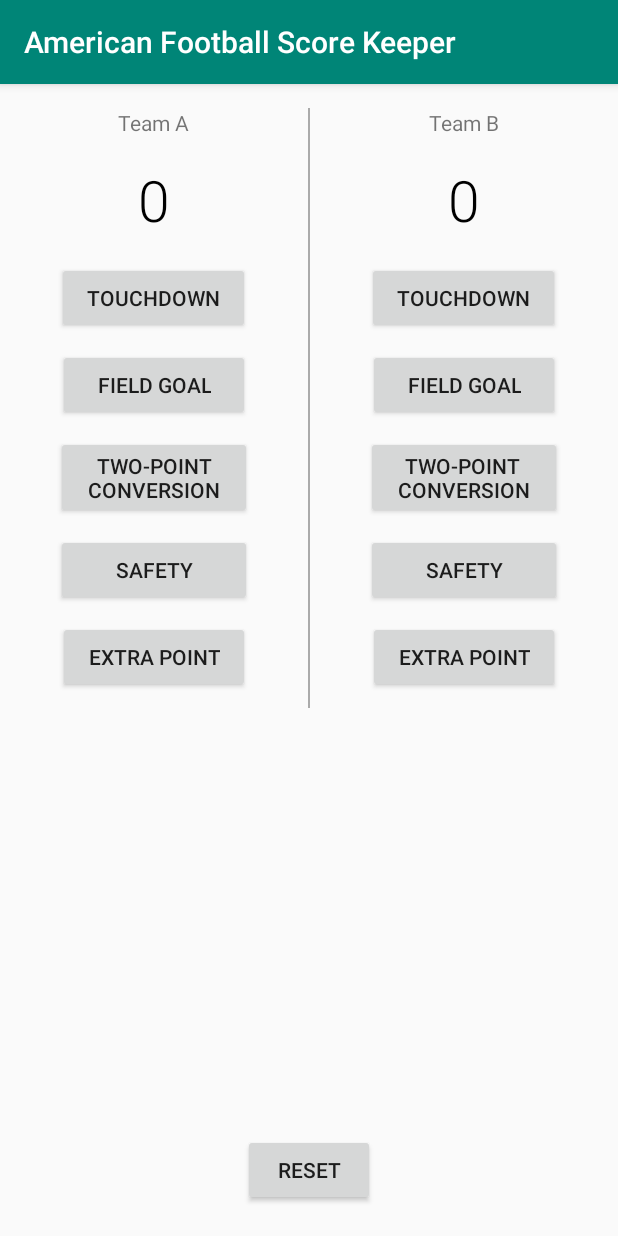
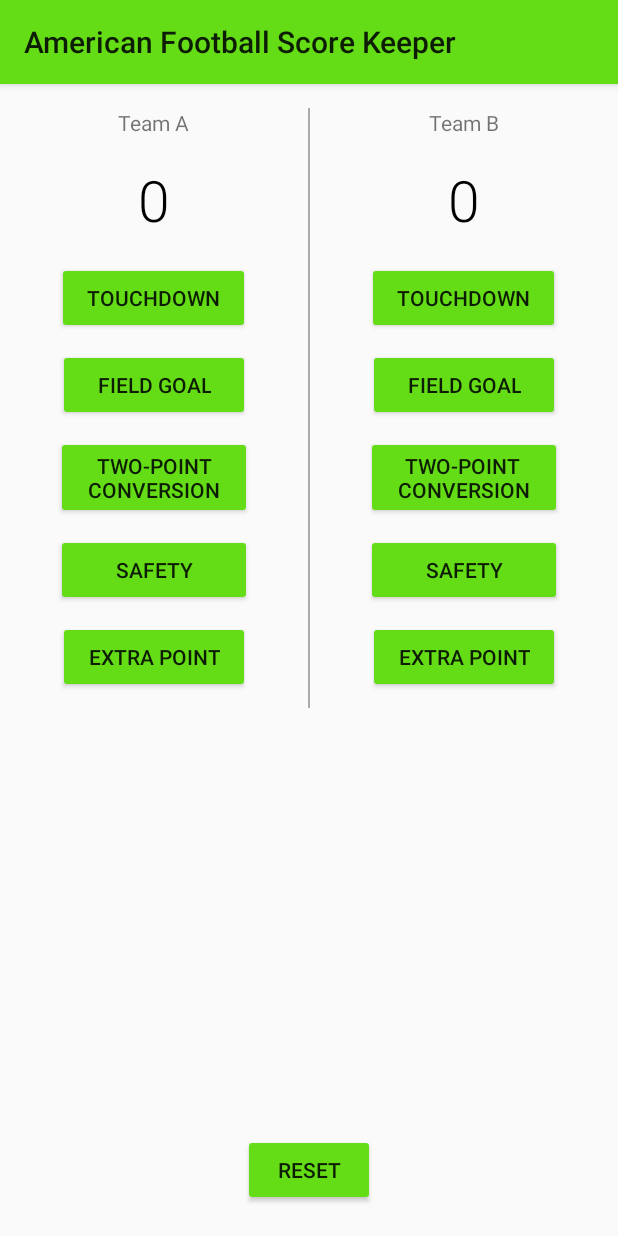
Before and after one commit to rodolfochagas/AmericanFootballScoreKeeperApp, an Android app: the screen it shows after launch (MainActivity), on a phone screen of 412 x 824 dp. Run offline under Robolectric (Android 15) with nearby library versions, the phone set to English and light mode, and no system bars.

Commit message:
styled buttons and app bar background

```diff
--- a/app/src/main/res/values/styles.xml
+++ b/app/src/main/res/values/styles.xml
@@ -1,11 +1,13 @@
 <resources>
 
     <!-- Base application theme. -->
-    <style name="AppTheme" parent="Theme.AppCompat.Light.DarkActionBar">
-        <!-- Customize your theme here. -->
-        <item name="colorPrimary">@color/colorPrimary</item>
-        <item name="colorPrimaryDark">@color/colorPrimaryDark</item>
-        <item name="colorAccent">@color/colorAccent</item>
+    <style name="AppTheme" parent="Theme.AppCompat.Light">
+
+        <!-- Primary theme color of the app (sets background color of app bar -->
+        <item name="colorPrimary">#64DD17</item>
+
+        <!-- Background color of buttons in the app -->
+        <item name="colorButtonNormal">#64DD17</item>
     </style>
 
 </resources>
```
